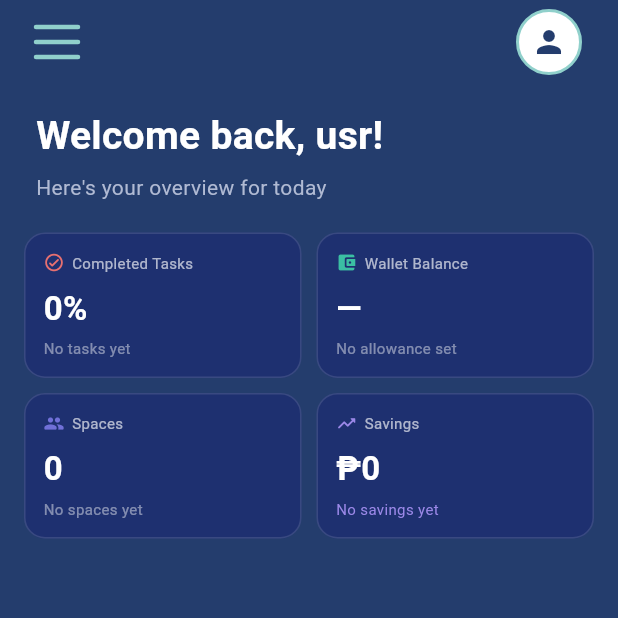
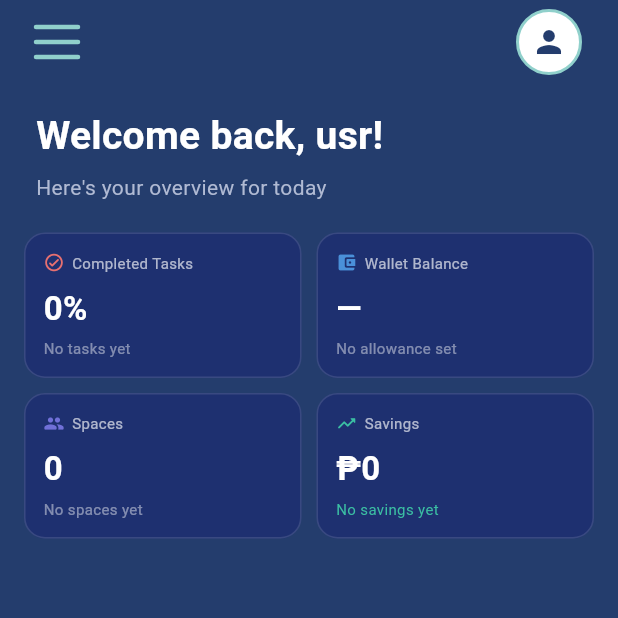
Before and after one commit to lamar-dty/Nibble, a Flutter app: the MainScaffold screen opened by its route, on a phone screen of 412 x 824 dp, the top half of it. Run offline on Flutter 3.47's test engine with Material 3 defaults, Android fonts, the phone set to English and light mode, and no system bars; our stand-ins replace file_picker, shared_preferences; accounts and stored records are empty; network calls fail; Roboto replaces fonts that are missing (SF Pro Display).

Commit message:
home screen ui

```diff
--- a/finals/lib/screens/home_screen.dart
+++ b/finals/lib/screens/home_screen.dart
@@ -112,7 +112,6 @@ class _HomeScreenState extends State<HomeScreen> {
         final savHist = wallet.savingsHistory;
         String savingsValue;
         String savingsSubtitle;
-        Color  savingsColor;
         if (savHist.length >= 2) {
           final prev = savHist[savHist.length - 2].value;
           final curr = savHist[savHist.length - 1].value;
@@ -120,17 +119,14 @@ class _HomeScreenState extends State<HomeScreen> {
             final delta = ((curr - prev) / prev * 100);
             savingsValue    = '${delta >= 0 ? '+' : ''}${delta.toStringAsFixed(1)}%';
             savingsSubtitle = 'vs last month';
-            savingsColor    = delta >= 0 ? const Color(0xFF3BBFA3) : const Color(0xFFE87070);
           } else {
             savingsValue    = '₱${curr.toStringAsFixed(0)}';
             savingsSubtitle = 'Total saved';
-            savingsColor    = const Color(0xFF9B88E8);
           }
         } else {
           final total = wallet.savings;
           savingsValue    = '₱${total.toStringAsFixed(0)}';
           savingsSubtitle = total > 0 ? 'Total saved' : 'No savings yet';
-          savingsColor    = const Color(0xFF9B88E8);
         }
 
         // username is the canonical public identity — never fall back to displayName.
@@ -193,7 +189,7 @@ class _HomeScreenState extends State<HomeScreen> {
                               const SizedBox(width: 10),
                               _HomeStatCard(
                                 icon: Icons.account_balance_wallet_rounded,
-                                iconColor: const Color(0xFF3BBFA3),
+                                iconColor: const Color(0xFF4A90D9),
                                 title: 'Wallet Balance',
                                 value: dailySet
                                     ? (dailyRemaining >= 0
@@ -208,11 +204,7 @@ class _HomeScreenState extends State<HomeScreen> {
                                     : null,
                                 showProgress: dailySet && wallet.monthlyBudget > 0,
                                 progressValue: budgetFraction,
-                                progressColor: budgetFraction >= 1.0
-                                    ? const Color(0xFFE87070)
-                                    : budgetFraction >= 0.8
-                                        ? const Color(0xFFE8A870)
-                                        : const Color(0xFF3BBFA3),
+                                progressColor: const Color(0xFF9B88E8),
                               ),
                             ],
                           ),
@@ -230,14 +222,14 @@ class _HomeScreenState extends State<HomeScreen> {
                               ),
                               const SizedBox(width: 10),
                               _HomeStatCard(
-                                icon: savingsColor == const Color(0xFFE87070)
+                                icon: savingsValue.startsWith('-')
                                     ? Icons.trending_down_rounded
                                     : Icons.trending_up_rounded,
-                                iconColor: savingsColor,
+                                iconColor: const Color(0xFF3BBFA3),
                                 title: 'Savings',
                                 value: savingsValue,
                                 subtitle: savingsSubtitle,
-                                subtitleColor: savingsColor,
+                                subtitleColor: const Color(0xFF3BBFA3),
                               ),
                             ],
                           ),
```
Also changed, not shown: 1 other file.
